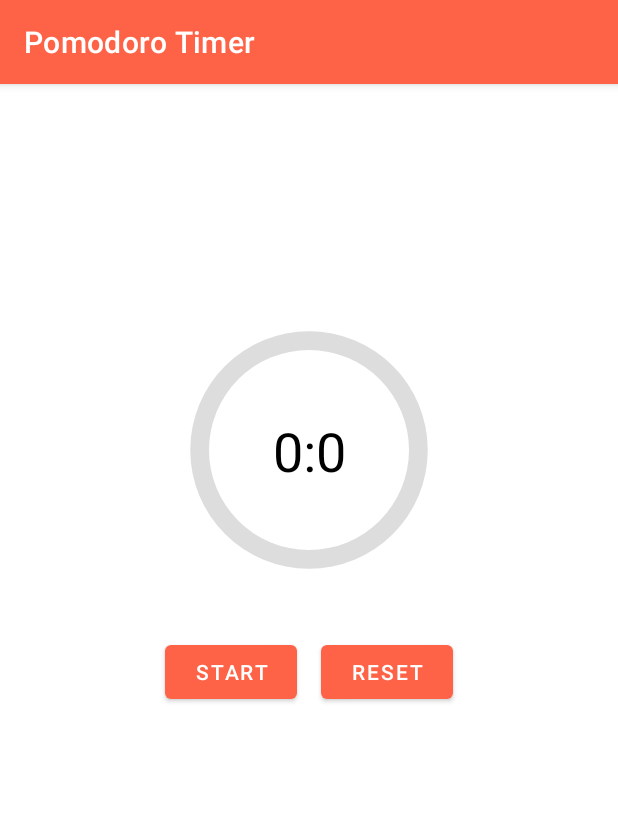
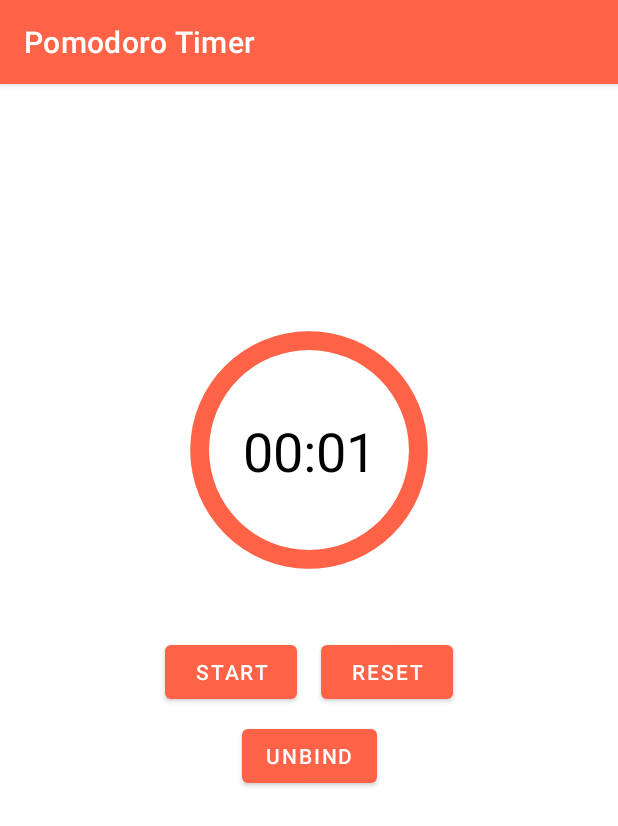
Before and after one commit to vadhub/Pomodoro, an Android app: the screen it shows after launch (MainActivity), after a tap on "RESET", on a phone screen of 412 x 824 dp. Shown: the top 826 px of the screen. Run offline under Robolectric (Android 15) with nearby library versions, the phone set to English and light mode, and no system bars; 2 statements that could not run were skipped.

Commit message:
create unbind button && add simple date format

```diff
--- a/app/src/main/java/com/vad/pomodoro/MainActivity.java
+++ b/app/src/main/java/com/vad/pomodoro/MainActivity.java
@@ -21,6 +21,7 @@ import android.widget.ProgressBar;
 import android.widget.TextView;
 import android.widget.Toast;
 
+import java.text.SimpleDateFormat;
 import java.util.Locale;
 import java.util.concurrent.Executor;
 import java.util.concurrent.Executors;
@@ -32,9 +33,11 @@ public class MainActivity extends AppCompatActivity implements TimerHandle {
 
     private TextView textTime;
     private Button buttonStart;
+    private Button buttonUnbind;
     private ProgressBar progressBar;
     private int secondsInit;
     private MyService mService;
+    private final SimpleDateFormat dateFormat = new SimpleDateFormat("mm:ss", Locale.ENGLISH);
 
     private final ServiceConnection serviceConnection = new ServiceConnection() {
         @Override
@@ -68,50 +71,56 @@ public class MainActivity extends AppCompatActivity implements TimerHandle {
 
         progressBar = (ProgressBar) findViewById(R.id.progressBar2);
         buttonStart = (Button) findViewById(R.id.buttonStart);
-        progressBar.setMax(20);
-        progressBar.setProgress(20);
+        buttonUnbind = (Button) findViewById(R.id.buttonUnbind);
+        if (mService != null)
+            secondsInit = mService.getSecondsInit();
+        else
+            secondsInit = (int) TimeUnit.MINUTES.toSeconds(25);
+        progressBar.setMax(secondsInit);
+        progressBar.setProgress(secondsInit);
         textTime = (TextView) findViewById(R.id.textTimer);
-        if (mService != null) secondsInit = mService.getSecondsInit();
-        textTime.setText(String.format(Locale.ENGLISH, "%d:%d", TimeUnit.SECONDS.toMinutes(secondsInit),
-                TimeUnit.SECONDS.toSeconds(secondsInit)));
+        textTime.setText(dateFormat.format(secondsInit));
 
     }
 
     //switch start and stop timer
     public void onStartTimer(View view) {
+        bindService();
+        buttonUnbind.setEnabled(true);
         if (mService != null) mService.setTimer(buttonStart);
 
     }
 
     //reset Timer
     public void onResetTimer(View view) {
-        unbindService(serviceConnection);
         if (mService != null) mService.timerReset();
         buttonStart.setText("start");
         progressBar.setProgress(secondsInit);
-        textTime.setText(
-                String.format(Locale.ENGLISH, "%d:%d", TimeUnit.SECONDS.toMinutes(secondsInit),
-                        TimeUnit.SECONDS.toSeconds(secondsInit)));
+        textTime.setText(dateFormat.format(secondsInit));
+    }
+
+    public void onUnbind(View view) {
+        unbindService(serviceConnection);
+        buttonUnbind.setEnabled(false);
     }
 
     @SuppressLint("DefaultLocale")
     @Override
     public void showTime(long timeUntilFinished) {
 
-        textTime.setText(
-                String.format("%d:%d", TimeUnit.MILLISECONDS.toMinutes(timeUntilFinished),
-                        TimeUnit.MILLISECONDS.toSeconds(timeUntilFinished))
-        );
+        textTime.setText(dateFormat.format(timeUntilFinished));
 
         progressBar.setProgress((int) TimeUnit.MILLISECONDS.toSeconds(timeUntilFinished));
     }
 
     @Override
     public void stopTimer() {
-        if (mService != null) secondsInit = mService.getSecondsInit();
+        if (mService != null)
+            secondsInit = mService.getSecondsInit();
+        else
+            secondsInit = (int) TimeUnit.MINUTES.toSeconds(25);
         progressBar.setProgress(secondsInit);
         buttonStart.setText("start");
-        textTime.setText(
-                String.format(Locale.ENGLISH, "%d:%d", TimeUnit.SECONDS.toMinutes(secondsInit), TimeUnit.SECONDS.toSeconds(secondsInit)));
+        textTime.setText(dateFormat.format(secondsInit));
     }
 }
--- a/app/src/main/res/layout/activity_main.xml
+++ b/app/src/main/res/layout/activity_main.xml
@@ -66,8 +66,20 @@
                 android:layout_margin="8dp"
                 android:onClick="onResetTimer"
                 android:text="@string/reset" />
+
         </LinearLayout>
     </LinearLayout>
 
+    <Button
+        android:id="@+id/buttonUnbind"
+        android:layout_width="wrap_content"
+        android:layout_height="wrap_content"
+        android:layout_weight="1"
+        android:text="unbind"
+        android:onClick="onUnbind"
+        app:layout_constraintEnd_toEndOf="parent"
+        app:layout_constraintStart_toStartOf="parent"
+        app:layout_constraintTop_toBottomOf="@+id/linearLayout3" />
+
     <!-- ca-app-pub-5356301729869498/1857939557 -->
 </androidx.constraintlayout.widget.ConstraintLayout>
```
Also changed, not shown: app/src/main/java/com/vad/pomodoro/MyService.java (+9 -8 lines), app/src/main/res/layout/activity_push.xml (deleted, +0 -30 lines).
